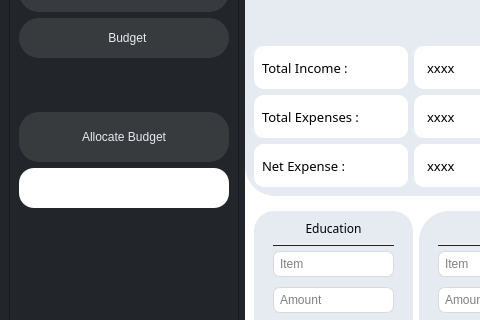
This is K/budget.ui in burr1to/kaizen as Qt 5 draws it before an edit; both pictures show x 0 to 480 and y 194 to 514 of the 1280 by 720 pixel window. The edited form follows.
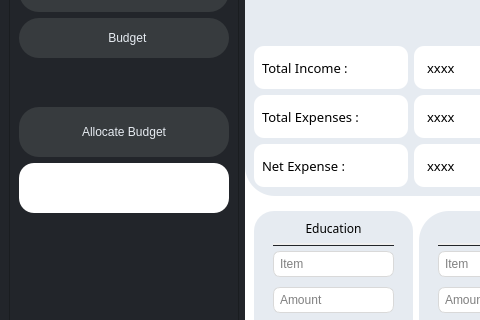
This is the edited form. Icons and pictures are not drawn.

Commit message: Database set

```diff
--- a/K/budget.ui
+++ b/K/budget.ui
@@ -214,7 +214,7 @@
          <property name="minimumSize">
           <size>
            <width>0</width>
-           <height>40</height>
+           <height>50</height>
           </size>
          </property>
          <property name="styleSheet">
```
The commit also changes 1 other file.
